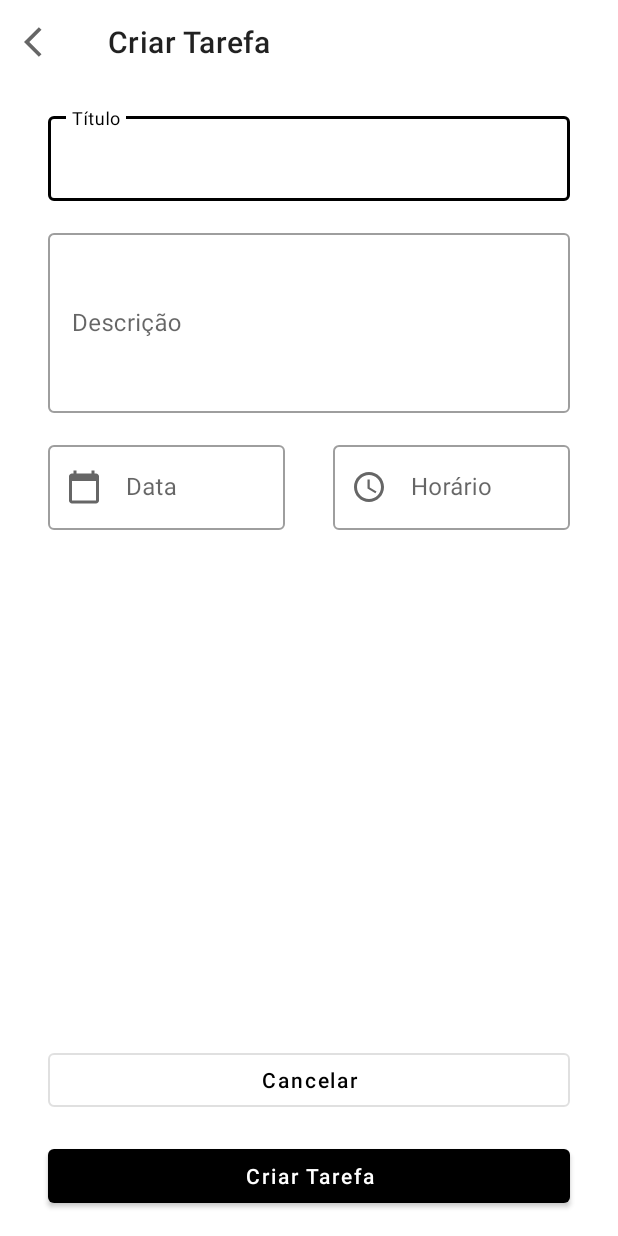
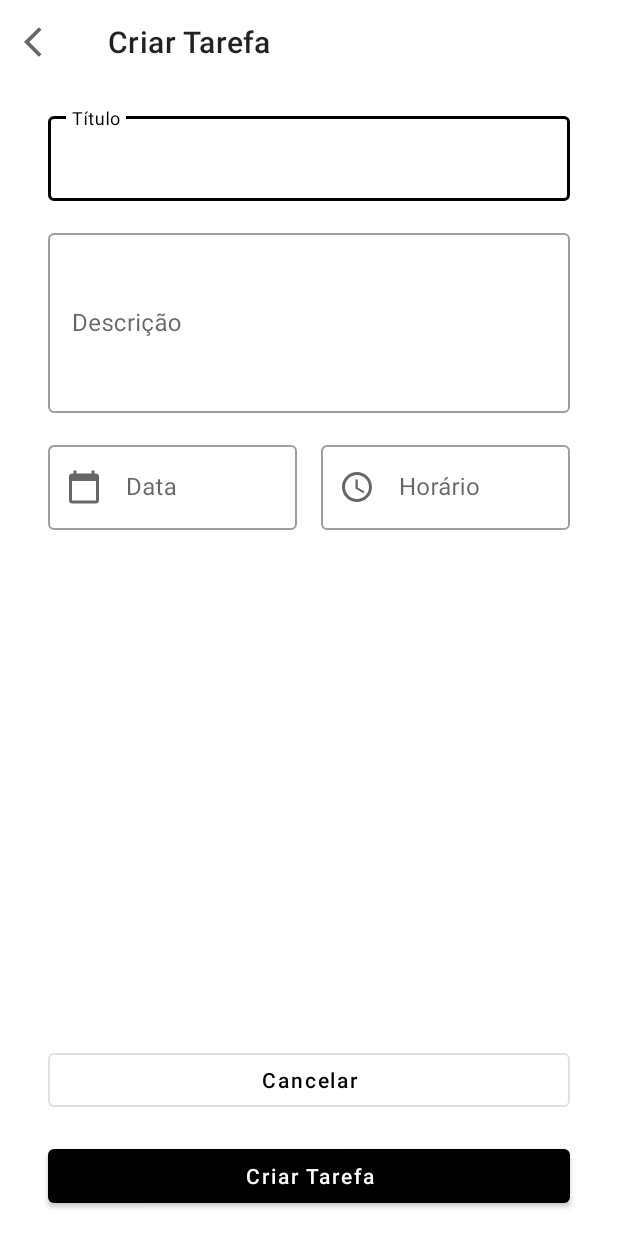
Before and after one commit to fernandosantis/dio-app-lembrete-kotlin, an Android app: the layout activity_add_task.xml on its own in the app's theme, with its tools: preview values and no code run, on a phone screen of 412 x 824 dp. Run offline under Robolectric (Android 15) with nearby library versions, the phone set to English and light mode, and no system bars.

Commit message:
Definindo Página de Adicionar Tasks

```diff
--- a/app/build.gradle
+++ b/app/build.gradle
@@ -30,6 +30,10 @@ android {
     kotlinOptions {
         jvmTarget = '1.8'
     }
+
+    buildFeatures {
+        viewBinding = true
+    }
 }
 
 dependencies {
--- a/app/src/main/AndroidManifest.xml
+++ b/app/src/main/AndroidManifest.xml
@@ -10,12 +10,17 @@
         android:supportsRtl="true"
         android:theme="@style/Theme.ToDoList">
         <activity android:name=".MainActivity">
+
+        </activity>
+        <activity android:name=".ui.AddTaskActivity">
             <intent-filter>
                 <action android:name="android.intent.action.MAIN" />
 
                 <category android:name="android.intent.category.LAUNCHER" />
             </intent-filter>
         </activity>
+
+
     </application>
 
 </manifest>
--- a/app/src/main/res/layout/activity_add_task.xml
+++ b/app/src/main/res/layout/activity_add_task.xml
@@ -10,7 +10,7 @@
         android:layout_height="wrap_content"
         app:layout_constraintTop_toTopOf="parent"
         app:navigationIcon="@drawable/ic_back"
-        app:title="Criar Tarefa" />
+        app:title="@string/t_add_task" />
     <androidx.constraintlayout.widget.Guideline
         android:id="@+id/guide_start"
         android:layout_width="wrap_content"
@@ -26,7 +26,7 @@
         app:layout_constraintGuide_end="32dp"
         />
     <com.google.android.material.textfield.TextInputLayout
-        android:id="@+id/lay_Titulo"
+        android:id="@+id/txt_title"
         app:layout_constraintTop_toBottomOf="@id/toolbar"
         app:layout_constraintStart_toStartOf="@id/guide_start"
         app:layout_constraintEnd_toEndOf="@id/guide_end"
@@ -37,7 +37,6 @@
         style="@style/Widget.MaterialComponents.TextInputLayout.OutlinedBox"
         >
         <com.google.android.material.textfield.TextInputEditText
-            android:id="@+id/txt_titulo"
             android:layout_width="match_parent"
             android:inputType="text"
             android:layout_height="wrap_content"
@@ -45,18 +44,16 @@
     </com.google.android.material.textfield.TextInputLayout>
 
     <com.google.android.material.textfield.TextInputLayout
-        android:id="@+id/lay_Descricao"
-        app:layout_constraintTop_toBottomOf="@id/lay_Titulo"
+        android:id="@+id/txt_description"
+        app:layout_constraintTop_toBottomOf="@id/txt_title"
         app:layout_constraintStart_toStartOf="@id/guide_start"
         app:layout_constraintEnd_toEndOf="@id/guide_end"
         android:layout_marginTop="16dp"
         android:layout_width="0dp"
         android:layout_height="wrap_content"
         android:hint="@string/t_description"
-        style="@style/Widget.MaterialComponents.TextInputLayout.OutlinedBox"
-        >
+        style="@style/Widget.MaterialComponents.TextInputLayout.OutlinedBox">
         <com.google.android.material.textfield.TextInputEditText
-            android:id="@+id/txt_descricao"
             android:layout_width="match_parent"
             android:inputType="textMultiLine"
             android:layout_height="120dp"
@@ -64,48 +61,41 @@
     </com.google.android.material.textfield.TextInputLayout>
 
     <com.google.android.material.textfield.TextInputLayout
-        android:id="@+id/lay_Data"
-        app:layout_constraintTop_toBottomOf="@id/lay_Descricao"
+        android:id="@+id/txt_date"
+        app:layout_constraintTop_toBottomOf="@id/txt_description"
         app:layout_constraintStart_toStartOf="@id/guide_start"
-        app:layout_constraintEnd_toStartOf="@id/lay_Time"
+        app:layout_constraintEnd_toStartOf="@id/txt_time"
         android:layout_marginTop="16dp"
         android:layout_width="0dp"
         android:layout_height="wrap_content"
         android:hint="@string/t_date"
         style="@style/Widget.MaterialComponents.TextInputLayout.OutlinedBox"
-        android:layout_marginEnd="16dp"
-        app:startIconDrawable="@drawable/ic_data"
-        >
+        android:layout_marginEnd="8dp"
+        app:startIconDrawable="@drawable/ic_data">
         <com.google.android.material.textfield.TextInputEditText
-            android:id="@+id/txt_data"
             android:layout_width="match_parent"
-            android:inputType="date"
+            android:inputType="none"
             android:layout_height="wrap_content"
-            android:focusable="false"
-            />
+            android:focusable="false"/>
     </com.google.android.material.textfield.TextInputLayout>
 
     <com.google.android.material.textfield.TextInputLayout
-        android:id="@+id/lay_Time"
-        app:layout_constraintTop_toBottomOf="@id/lay_Descricao"
-        app:layout_constraintStart_toEndOf="@id/lay_Data"
+        android:id="@+id/txt_time"
+        app:layout_constraintTop_toBottomOf="@id/txt_description"
+        app:layout_constraintStart_toEndOf="@id/txt_date"
         app:layout_constraintEnd_toEndOf="@id/guide_end"
         android:layout_marginTop="16dp"
-        android:layout_marginStart="16dp"
+        android:layout_marginStart="8dp"
         android:layout_width="0dp"
         android:layout_height="wrap_content"
         android:hint="@string/t_time"
         style="@style/Widget.MaterialComponents.TextInputLayout.OutlinedBox"
-        app:startIconDrawable="@drawable/ic_time"
-
-        >
+        app:startIconDrawable="@drawable/ic_time">
         <com.google.android.material.textfield.TextInputEditText
-            android:id="@+id/txt_time"
             android:layout_width="match_parent"
-            android:inputType="time"
+            android:inputType="none"
             android:layout_height="wrap_content"
-            android:focusable="false"
-            />
+            android:focusable="false"/>
     </com.google.android.material.textfield.TextInputLayout>
 
     <com.google.android.material.button.MaterialButton
```
Also changed, not shown: app/src/main/java/com/example/todolist/Task.kt (added, +9 -0 lines), app/src/main/java/com/example/todolist/datasource/TaskDataSource.kt (added, +13 -0 lines), app/src/main/java/com/example/todolist/extensions/AppExtensions.kt (added, +17 -0 lines), app/src/main/java/com/example/todolist/ui/AddTaskActivity.kt (added, +70 -0 lines).
